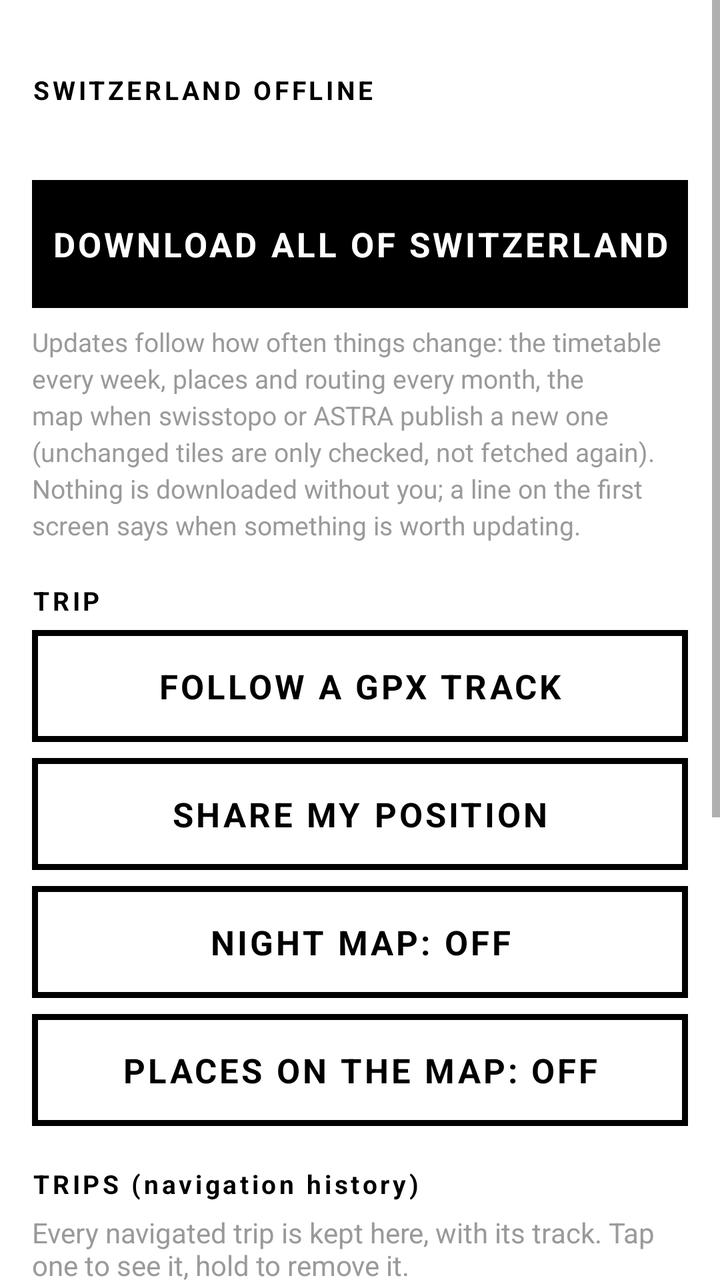
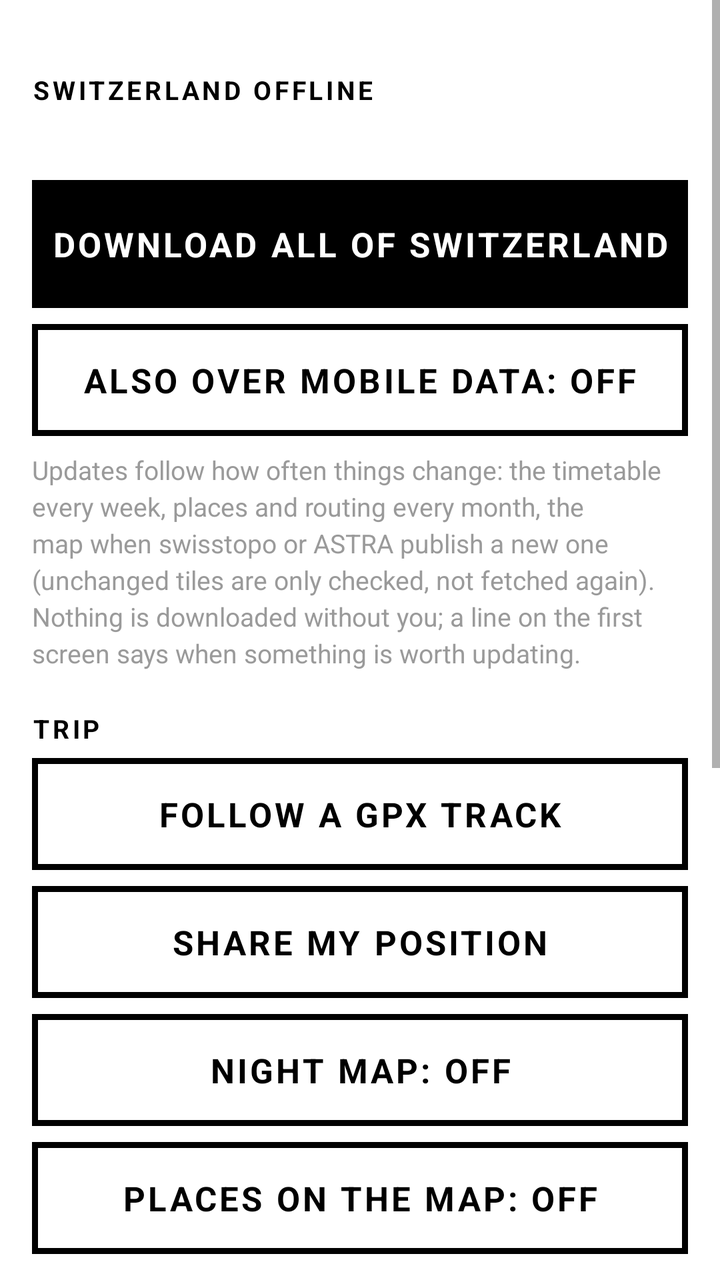

The first picture is an Android layout as it rendered before a commit; the second is the same layout after the commit. The layout source and the unified diff follow.
<!-- AndroidManifest.xml: application theme Theme.Sbh -->
<!-- res/layout/activity_menu.xml -->
<?xml version="1.0" encoding="utf-8"?>
<ScrollView xmlns:android="http://schemas.android.com/apk/res/android"
    android:layout_width="match_parent" android:layout_height="match_parent" android:background="@color/paper">
    <LinearLayout android:layout_width="match_parent" android:layout_height="wrap_content"
        android:orientation="vertical" android:padding="16dp">

        <TextView style="@style/MenuHead" android:layout_width="match_parent" android:layout_height="wrap_content" android:layout_marginTop="0dp" android:text="@string/off_head"/>
        <TextView android:id="@+id/offInfo" android:layout_width="match_parent" android:layout_height="wrap_content" android:textSize="15sp" android:lineSpacingExtra="4dp"/>
        <ProgressBar android:id="@+id/offBar" style="?android:attr/progressBarStyleHorizontal" android:layout_width="match_parent" android:layout_height="14dp"
            android:layout_marginTop="10dp" android:max="100" android:progressTint="@color/ink" android:progressBackgroundTint="@color/grey" android:visibility="gone"/>
        <TextView android:id="@+id/offState" android:layout_width="match_parent" android:layout_height="wrap_content" android:textSize="15sp" android:lineSpacingExtra="4dp" android:paddingTop="6dp" android:visibility="gone"/>
        <TextView android:id="@+id/btnOffMain" style="@style/Btn" android:layout_width="match_parent" android:layout_height="64dp" android:layout_marginTop="10dp" android:background="@drawable/btn_active" android:textColor="@drawable/btn_active_text" android:text="@string/off_download"/>
        <TextView android:id="@+id/btnOffDelete" style="@style/Btn" android:layout_width="match_parent" android:layout_height="56dp" android:layout_marginTop="8dp" android:text="@string/off_delete" android:visibility="gone"/>
        <TextView android:id="@+id/btnOffOld" style="@style/Btn" android:layout_width="match_parent" android:layout_height="56dp" android:layout_marginTop="8dp" android:visibility="gone"/>
        <TextView android:id="@+id/offPolicy" android:layout_width="match_parent" android:layout_height="wrap_content" android:textSize="13sp" android:textColor="@color/grey" android:lineSpacingExtra="3dp" android:paddingTop="8dp" android:text="@string/off_policy"/>

        <TextView style="@style/MenuHead" android:layout_width="match_parent" android:layout_height="wrap_content" android:text="@string/menu_trip"/>
        <TextView android:id="@+id/btnFollowGpx" style="@style/Btn" android:layout_width="match_parent" android:layout_height="56dp" android:text="@string/menu_follow_gpx"/>
        <TextView android:id="@+id/btnSharePos" style="@style/Btn" android:layout_width="match_parent" android:layout_height="56dp" android:layout_marginTop="8dp" android:text="@string/menu_share_position"/>
        <TextView android:id="@+id/btnNight" style="@style/Btn" android:layout_width="match_parent" android:layout_height="56dp" android:layout_marginTop="8dp" android:text="@string/menu_night_off"/>
        <TextView android:id="@+id/btnPlacesMap" style="@style/Btn" android:layout_width="match_parent" android:layout_height="56dp" android:layout_marginTop="8dp" android:text="@string/menu_places_map_off"/>

        <TextView style="@style/MenuHead" android:layout_width="match_parent" android:layout_height="wrap_content" android:text="@string/menu_trips"/>
        <TextView android:id="@+id/tripsInfo" android:layout_width="match_parent" android:layout_height="wrap_content" android:textSize="14sp" android:textColor="@color/grey" android:text="@string/menu_trips_empty"/>
        <LinearLayout android:id="@+id/tripsList" android:layout_width="match_parent" android:layout_height="wrap_content" android:orientation="vertical"/>

        <TextView style="@style/MenuHead" android:layout_width="match_parent" android:layout_height="wrap_content" android:text="@string/menu_people"/>
        <EditText android:id="@+id/dirKey" android:layout_width="match_parent" android:layout_height="56dp"
            android:hint="@string/directory_key_hint" android:textSize="18sp" android:inputType="textVisiblePassword"
            android:background="@drawable/btn" android:paddingStart="14dp" android:paddingEnd="14dp"
            android:textColor="@color/ink" android:textColorHint="@color/grey" android:singleLine="true"/>
        <TextView android:id="@+id/btnDirSave" style="@style/Btn" android:layout_width="match_parent" android:layout_height="56dp" android:layout_marginTop="8dp" android:text="@string/menu_save_key"/>
        <TextView android:id="@+id/btnDirOrder" style="@style/Btn" android:layout_width="match_parent" android:layout_height="56dp" android:layout_marginTop="8dp" android:text="@string/menu_order_key"/>
        <TextView android:layout_width="match_parent" android:layout_height="wrap_content" android:textSize="13sp" android:textColor="@color/grey" android:paddingTop="6dp" android:text="@string/directory_credit"/>

        <TextView style="@style/MenuHead" android:layout_width="match_parent" android:layout_height="wrap_content" android:text="@string/menu_about"/>
        <TextView android:id="@+id/about" android:layout_width="match_parent" android:layout_height="wrap_content" android:textSize="14sp" android:lineSpacingExtra="4dp"/>
    </LinearLayout>
</ScrollView>
<!-- resources referenced by this layout -->
<resources>
  <color name="grey">#9A9A9A</color>
  <color name="ink">#000000</color>
  <color name="paper">#FFFFFF</color>
  <!-- drawable btn_active (drawable) -->
  <?xml version="1.0" encoding="utf-8"?>
  <selector xmlns:android="http://schemas.android.com/apk/res/android">
      <item android:state_pressed="true">
          <shape><solid android:color="@color/paper"/><stroke android:width="3dp" android:color="@color/ink"/></shape>
      </item>
      <item>
          <shape><solid android:color="@color/ink"/><stroke android:width="3dp" android:color="@color/ink"/></shape>
      </item>
  </selector>
  <!-- drawable btn_active_text (drawable) -->
  <?xml version="1.0" encoding="utf-8"?>
  <selector xmlns:android="http://schemas.android.com/apk/res/android">
      <item android:state_pressed="true" android:color="@color/ink"/>
      <item android:color="@color/paper"/>
  </selector>
  <string name="directory_credit">Data: Swisscom Directories AG. A private key allows about a thousand requests a month; each search is kept for a month, no more than forty leave the phone a day.</string>
  <string name="directory_key_hint">search.ch key (private use)</string>
  <string name="menu_about">ABOUT</string>
  <string name="menu_follow_gpx">FOLLOW A GPX TRACK</string>
  <string name="menu_night_off">NIGHT MAP: OFF</string>
  <string name="menu_order_key">ORDER A FREE KEY ON SEARCH.CH</string>
  <string name="menu_people">PEOPLE &amp; FIRMS (search.ch)</string>
  <string name="menu_places_map_off">PLACES ON THE MAP: OFF</string>
  <string name="menu_save_key">SAVE THE KEY</string>
  <string name="menu_share_position">SHARE MY POSITION</string>
  <string name="menu_trip">TRIP</string>
  <string name="menu_trips">TRIPS (navigation history)</string>
  <string name="menu_trips_empty">Every navigated trip is kept here, with its track. Tap one to see it, hold to remove it.</string>
  <string name="off_delete">DELETE THE OFFLINE DATA</string>
  <string name="off_download">DOWNLOAD ALL OF SWITZERLAND</string>
  <string name="off_head">SWITZERLAND OFFLINE</string>
  <string name="off_policy">Updates follow how often things change: the timetable every week, places and routing every month, the map when swisstopo or ASTRA publish a new one (unchanged tiles are only checked, not fetched again). Nothing is downloaded without you; a line on the first screen says when something is worth updating.</string>
  <style name="MenuHead">
          <item name="android:textSize">13sp</item>
          <item name="android:textStyle">bold</item>
          <item name="android:letterSpacing">0.12</item>
          <item name="android:paddingTop">20dp</item>
          <item name="android:paddingBottom">6dp</item>
      </style>
  <style name="Theme.Sbh" parent="Theme.AppCompat.Light.NoActionBar">
          <item name="android:statusBarColor">@color/ink</item>
          <item name="android:navigationBarColor">@color/ink</item>
          <item name="android:windowBackground">@color/paper</item>
          <item name="android:textColor">@color/ink</item>
          <item name="colorAccent">@color/ink</item>
          <item name="colorPrimary">@color/ink</item>
          <item name="android:fontFamily">sans-serif</item>
          <item name="android:windowLightStatusBar">false</item>
          <item name="android:windowLightNavigationBar">false</item>
      </style>
  <!-- drawable btn_text (drawable) -->
  <?xml version="1.0" encoding="utf-8"?>
  <selector xmlns:android="http://schemas.android.com/apk/res/android">
      <item android:state_pressed="true" android:color="@color/paper"/>
      <item android:state_enabled="false" android:color="@color/grey"/>
      <item android:color="@color/ink"/>
  </selector>
  <!-- unchanged entries left out for length: 2 -->
</resources>

<!-- the commit's change to res/layout/activity_menu.xml (unified diff, before → after) -->
@@ -12,6 +12,7 @@
         <TextView android:id="@+id/btnOffMain" style="@style/Btn" android:layout_width="match_parent" android:layout_height="64dp" android:layout_marginTop="10dp" android:background="@drawable/btn_active" android:textColor="@drawable/btn_active_text" android:text="@string/off_download"/>
         <TextView android:id="@+id/btnOffDelete" style="@style/Btn" android:layout_width="match_parent" android:layout_height="56dp" android:layout_marginTop="8dp" android:text="@string/off_delete" android:visibility="gone"/>
         <TextView android:id="@+id/btnOffOld" style="@style/Btn" android:layout_width="match_parent" android:layout_height="56dp" android:layout_marginTop="8dp" android:visibility="gone"/>
+        <TextView android:id="@+id/btnOffMobile" style="@style/Btn" android:layout_width="match_parent" android:layout_height="56dp" android:layout_marginTop="8dp" android:text="@string/off_mobile_off"/>
         <TextView android:id="@+id/offPolicy" android:layout_width="match_parent" android:layout_height="wrap_content" android:textSize="13sp" android:textColor="@color/grey" android:lineSpacingExtra="3dp" android:paddingTop="8dp" android:text="@string/off_policy"/>
 
         <TextView style="@style/MenuHead" android:layout_width="match_parent" android:layout_height="wrap_content" android:text="@string/menu_trip"/>
<!-- resource entries referenced after the edit -->
@@ -35,6 +35,7 @@
   <string name="off_delete">DELETE THE OFFLINE DATA</string>
   <string name="off_download">DOWNLOAD ALL OF SWITZERLAND</string>
   <string name="off_head">SWITZERLAND OFFLINE</string>
+  <string name="off_mobile_off">ALSO OVER MOBILE DATA: OFF</string>
   <string name="off_policy">Updates follow how often things change: the timetable every week, places and routing every month, the map when swisstopo or ASTRA publish a new one (unchanged tiles are only checked, not fetched again). Nothing is downloaded without you; a line on the first screen says when something is worth updating.</string>
   <style name="MenuHead">
           <item name="android:textSize">13sp</item>
